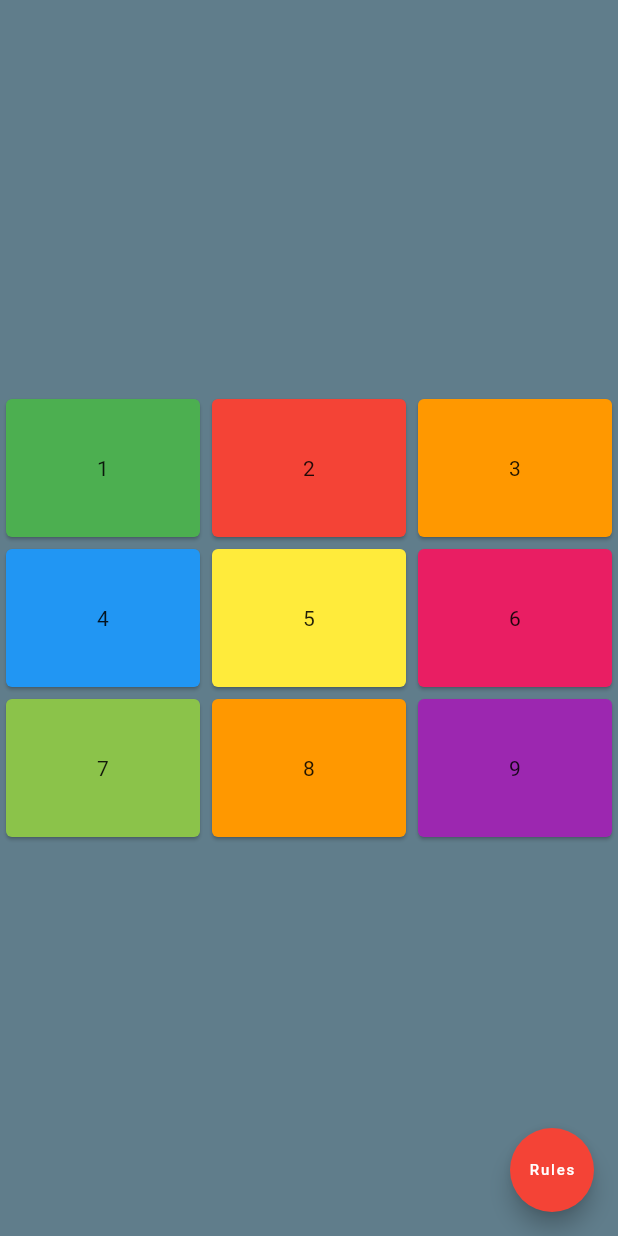
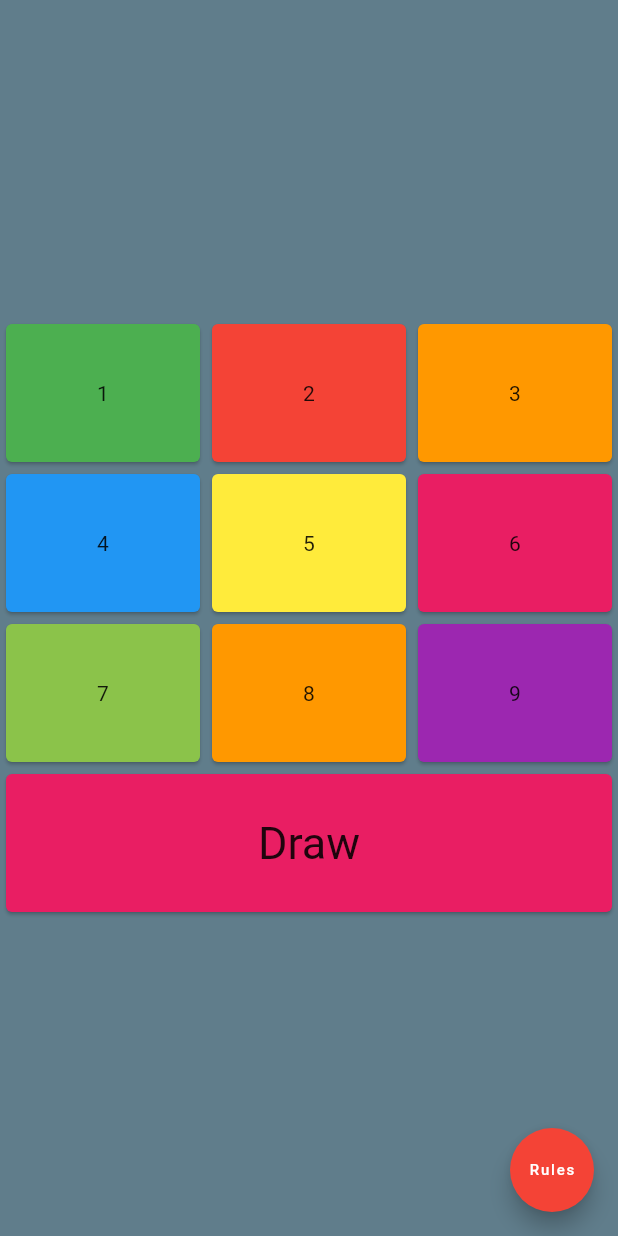
Before and after one commit to mukul-mishra/Tic_Tac_Toe_flutter, a Flutter app: the screen it shows after launch, after a tap on "Start", on a phone screen of 412 x 824 dp. Run offline on Flutter 3.47's test engine with Material 2 defaults, Android fonts, the phone set to English and light mode, and no system bars.

Commit message:
added winning method

```diff
--- a/lib/game_console.dart
+++ b/lib/game_console.dart
@@ -7,6 +7,7 @@ class GameConsole extends StatefulWidget {
 }
 
 class _GameConsoleState extends State<GameConsole> {
+  String winner="";
   int index;
   List<TicTacToeItem> items = [
     new TicTacToeItem("1"),
@@ -22,13 +23,49 @@ class _GameConsoleState extends State<GameConsole> {
   void chooseX(index) {
     setState(() {
       items[index].element = "X";
+      checkWinner();
     });
+
   }
 
   void chooseO(index) {
     setState(() {
       items[index].element = "O";
+      checkWinner();
     });
+  }
+  String showWinner(){
+    setState(() {
+      checkWinner();
+    });
+    return winner;
+  }
+
+  void checkWinner() {
+    if(items[0].element==items[1].element && items[1].element==items[2].element) {
+      winner = "player "+items[0].element + " wins!";
+    }
+    else if(items[0].element==items[4].element && items[4].element==items[8].element) {
+      winner = "player "+ items[0].element + " wins!";
+    }//diagonal checking
+    else if(items[2].element==items[4].element && items[4].element==items[6].element) {
+      winner = "player "+ items[2].element + " wins!";
+    }//diagonal checking
+    else if(items[3].element==items[4].element && items[4].element==items[5].element) {
+      winner = "player "+ items[3].element + " wins!";
+    }
+    else if(items[6].element==items[7].element && items[7].element==items[8].element) {
+      winner = "player "+ items[6].element + " wins!";
+    }
+    else if(items[0].element==items[3].element && items[3].element==items[6].element) {
+      winner = "player "+ items[0].element + " wins!";
+    }
+    else if(items[2].element==items[5].element && items[5].element==items[8].element) {
+      winner = "player "+ items[2].element + " wins!";
+    }
+    else {
+      winner="Draw";
+    }
   }
 
   @override
@@ -186,6 +223,23 @@ class _GameConsoleState extends State<GameConsole> {
                   )
                 ],
               ))
+              ,Container(
+                child:Row(
+                crossAxisAlignment: CrossAxisAlignment.center,
+                children: <Widget>[
+                  Expanded(
+                      child:
+                   Container(
+                      height: 100,
+                      child: Card(
+                          color: Colors.pink,
+                          child: Center(
+                              child: Text(
+                            showWinner(),style: TextStyle(fontSize: 30),
+                          ))),
+                    ),
+                  )])
+              )
             ]),
         floatingActionButtonLocation: FloatingActionButtonLocation.endFloat,
         floatingActionButton: FloatingActionButton(
```
